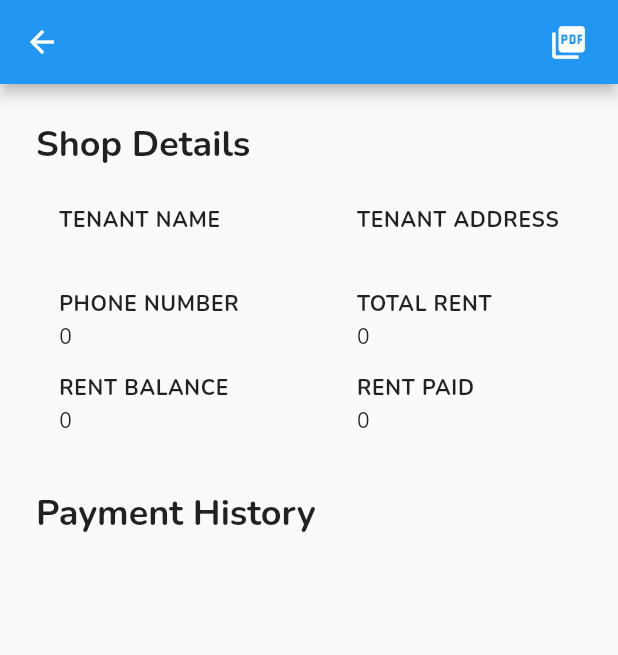
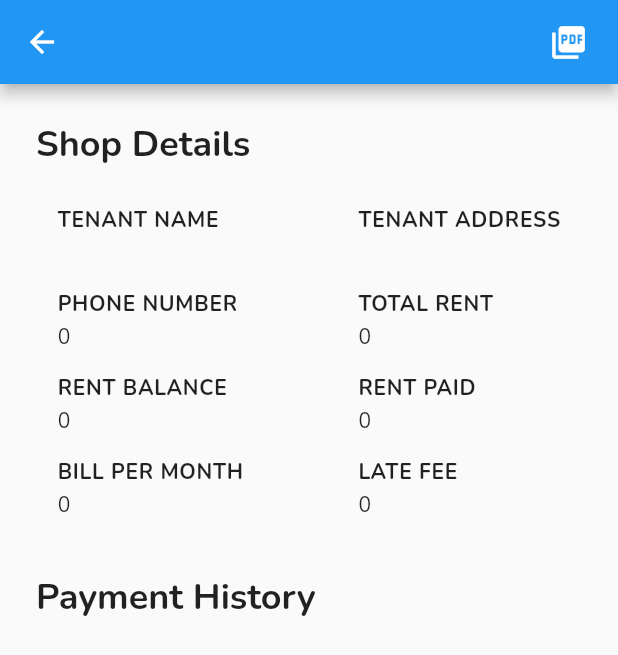
Before and after one commit to Fareed-Ahmad7/rent-app, a Flutter app: the ShopDetails screen opened directly with empty values, on a phone screen of 412 x 824 dp. Shown: the top 655 px of the screen. Run offline on Flutter 3.47's test engine with Material 2 defaults, Android fonts, the light colour scheme and no system bars; our stand-ins replace cloud_firestore, firebase_core, firebase_storage, open_filex, pdf, signature; missing offline and left inert: calc; accounts and stored records are empty.

Commit message:
implement late fee

```diff
--- a/lib/pages/shop_details.dart
+++ b/lib/pages/shop_details.dart
@@ -6,6 +6,7 @@
 import 'package:rent_app/model/payment_model.dart';
 import 'package:rent_app/model/shop_model.dart';
 import 'package:rent_app/pages/signature.dart';
+import 'package:calc/calc.dart';
 
 class ShopDetails extends StatefulWidget {
   ShopDetails({Key? key, required this.shop_details}) : super(key: key);
@@ -18,6 +19,7 @@
 
 class _ShopDetailsState extends State<ShopDetails> {
   final List<Payment> payment_details = [];
+  var lateFee=0;
 
   final headerStyle = const TextStyle(
       fontFamily: 'Nunito', fontWeight: FontWeight.bold, letterSpacing: 0.5);
@@ -33,6 +35,24 @@
         .snapshots()
         .map((snapshot) =>
             snapshot.docs.map((doc) => Payment.fromJson(doc.data())).toList());
+
+    // calculate late fee
+    FirebaseFirestore.instance
+        .collection('visanka_complex')
+        .doc(widget.shop_details.ShopName)
+        .collection('PaymentHistory')
+        .where('AmountPaid', isEqualTo: 0)
+        .get()
+        .then(
+      (querySnapshot) {
+        print("Successfully completed");
+        for (var docSnapshot in querySnapshot.docs) {
+          setState(() {
+            lateFee = factorial(querySnapshot.docs.length)*1000;
+          });
+        }
+      },
+    );
 
     Widget buildPaymentsList(Payment payment) {
       payment_details.add(payment);
@@ -191,6 +211,24 @@
                     ),
                   ],
                 ),
+                const SizedBox(
+                  height: 15,
+                ),
+                Row(
+                  children: [
+                    Column(
+                      crossAxisAlignment: CrossAxisAlignment.start,
+                      children: [
+                        Text('BILL PER MONTH', style: headerStyle),
+                        const SizedBox(
+                          height: 3,
+                        ),
+                        Text((widget.shop_details.RentPerMonth).toString(),
+                            style: textStyle),
+                      ],
+                    ),
+                  ],
+                ),
               ],
             ),
             Column(
@@ -247,6 +285,24 @@
                     ),
                   ],
                 ),
+                const SizedBox(
+                  height: 15,
+                ),
+                Row(
+                  children: [
+                    Column(
+                      crossAxisAlignment: CrossAxisAlignment.start,
+                      children: [
+                        Text('LATE FEE', style: headerStyle),
+                        const SizedBox(
+                          height: 3,
+                        ),
+                        Text(lateFee.toString(),
+                            style: textStyle),
+                      ],
+                    ),
+                  ],
+                ),
               ],
             )
           ],
@@ -257,8 +313,13 @@
     if (sign == '') {
       return GestureDetector(
         onTap: () {
-          Navigator.push(context,
-              MaterialPageRoute(builder: (context) => SignaturePage(collection: widget.shop_details.ShopName, document: month,)));
+          Navigator.push(
+              context,
+              MaterialPageRoute(
+                  builder: (context) => SignaturePage(
+                        collection: widget.shop_details.ShopName,
+                        document: month,
+                      )));
         },
         child: const Text('Tap to add', style: TextStyle(color: Colors.blue)),
       );
@@ -268,9 +329,10 @@
           height: 20.0,
           decoration: BoxDecoration(
             shape: BoxShape.rectangle,
-        image:  DecorationImage(
+            image: DecorationImage(
               fit: BoxFit.fill,
-          image: NetworkImage(sign),),
+              image: NetworkImage(sign),
+            ),
           ));
     }
   }
--- a/pubspec.yaml
+++ b/pubspec.yaml
@@ -45,6 +45,7 @@
   open_filex: ^4.3.2
   signature: ^5.3.2
   firebase_storage: ^11.1.1
+  calc: ^0.2.1
 
 
 
```
Also changed, not shown: pubspec.lock. Lines whose indentation alone changed are shown as unchanged.
